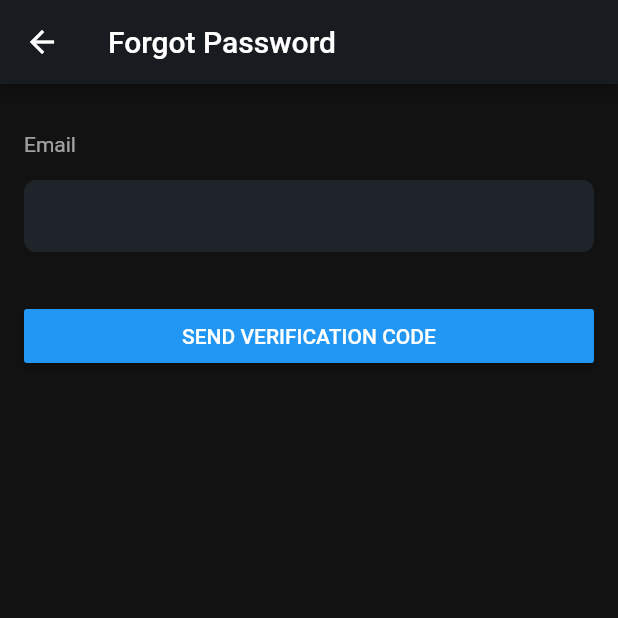
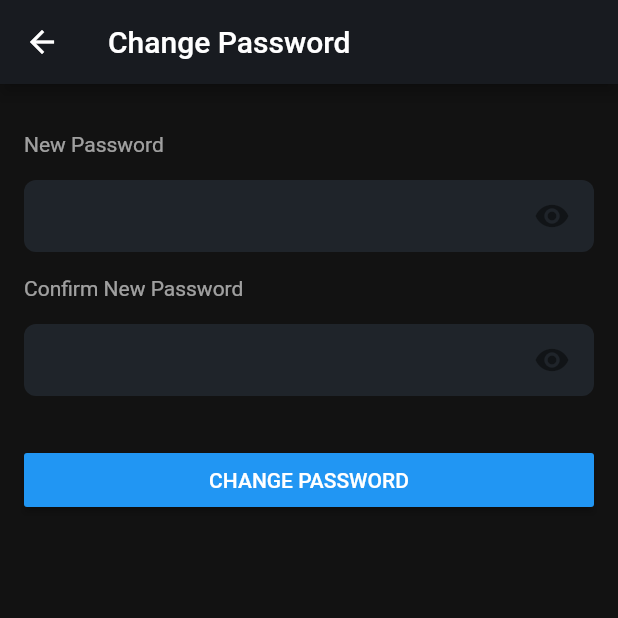
Before and after one commit to tranphunguyen98/MyOnlineLearning, a Flutter app: the screen it shows after launch, on a phone screen of 412 x 824 dp, the top half of it. Run offline on Flutter 3.47's test engine with Material 2 defaults, Android fonts, the phone set to English and light mode, and no system bars; our stand-ins replace flutter_svg.

Commit message:
feat (Change Password): Created UI

```diff
--- a/lib/main.dart
+++ b/lib/main.dart
@@ -15,7 +15,7 @@ class MyApp extends StatelessWidget {
         theme: ThemeData(
           visualDensity: VisualDensity.adaptivePlatformDensity,
         ),
-        initialRoute: Router.MyRouter.FORGOT_PASSWORD,
+        initialRoute: Router.MyRouter.CHANGE_PASSWORD,
         onGenerateRoute: Router.MyRouter.generateRoute,
         home: StartScreen());
   }
--- /dev/null
+++ b/lib/presentation/screen/Authentication/change_password/sc_change_password.dart
@@ -0,0 +1,38 @@
+import 'package:flutter/material.dart';
+import 'package:my_online_learning/utils/my_const/my_const.dart';
+
+import '../../../common_widgets/widget_my_raised_btn.dart';
+import 'widget_change_password_form.dart';
+
+class ChangePasswordScreen extends StatelessWidget {
+  @override
+  Widget build(BuildContext context) {
+    return Scaffold(
+      appBar: AppBar(
+        leading: GestureDetector(
+          child: Icon(Icons.arrow_back),
+          onTap: () {
+            Navigator.pop(context);
+          },
+        ),
+        title: Text("Change Password"),
+        backgroundColor: COLOR_CONST.GRAY_DARK,
+      ),
+      body: Container(
+        color: COLOR_CONST.BACKGROUND_DARK,
+        child: Column(
+          crossAxisAlignment: CrossAxisAlignment.stretch,
+          children: [
+            SizedBox(height: 16.0),
+            WidgetChangePasswordForm(),
+            SizedBox(height: 16.0),
+            MyRaisedButton(
+              title: "CHANGE PASSWORD",
+              onPressed: () => {},
+            ),
+          ],
+        ),
+      ),
+    );
+  }
+}
--- /dev/null
+++ b/lib/presentation/screen/Authentication/change_password/widget_change_password_form.dart
@@ -0,0 +1,26 @@
+import 'package:flutter/material.dart';
+import 'package:my_online_learning/presentation/common_widgets/widget_text_field.dart';
+
+class WidgetChangePasswordForm extends StatelessWidget {
+  @override
+  Widget build(BuildContext context) {
+    return Padding(
+      padding: const EdgeInsets.all(16.0),
+      child: Column(
+        children: [
+          WidgetTextField(
+            title: "New Password",
+            isObscure: true,
+          ),
+          SizedBox(
+            height: 16,
+          ),
+          WidgetTextField(
+            title: "Confirm New Password",
+            isObscure: true,
+          ),
+        ],
+      ),
+    );
+  }
+}
--- a/lib/presentation/screen/router.dart
+++ b/lib/presentation/screen/router.dart
@@ -1,8 +1,10 @@
 import 'package:flutter/material.dart';
+import 'package:my_online_learning/presentation/screen/Authentication/change_password/sc_change_password.dart';
 import 'package:my_online_learning/presentation/screen/Authentication/register/sc_register.dart';
 import 'package:my_online_learning/presentation/screen/Authentication/reset_password/sc_reset_password.dart';
-import 'package:my_online_learning/presentation/screen/Authentication/sign_in/sc_sign_in.dart';
 import 'package:my_online_learning/presentation/screen/Authentication/start/sc_start.dart';
+
+import 'Authentication/sign_in/sc_sign_in.dart';
 
 class MyRouter {
   static const String HOME = '/home';
@@ -23,6 +25,8 @@ class MyRouter {
         return MaterialPageRoute(builder: (_) => RegisterScreen());
       case FORGOT_PASSWORD:
         return MaterialPageRoute(builder: (_) => ForgotPasswordScreen());
+      case CHANGE_PASSWORD:
+        return MaterialPageRoute(builder: (_) => ChangePasswordScreen());
       default:
         return MaterialPageRoute(
             builder: (_) => Scaffold(
```
